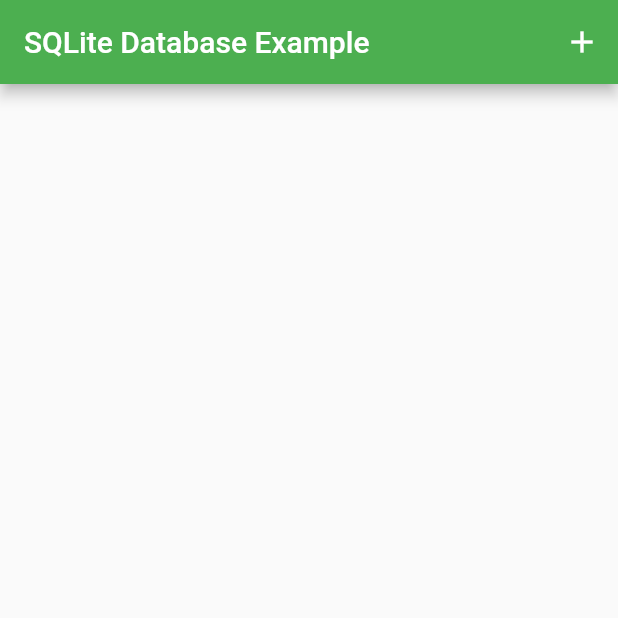
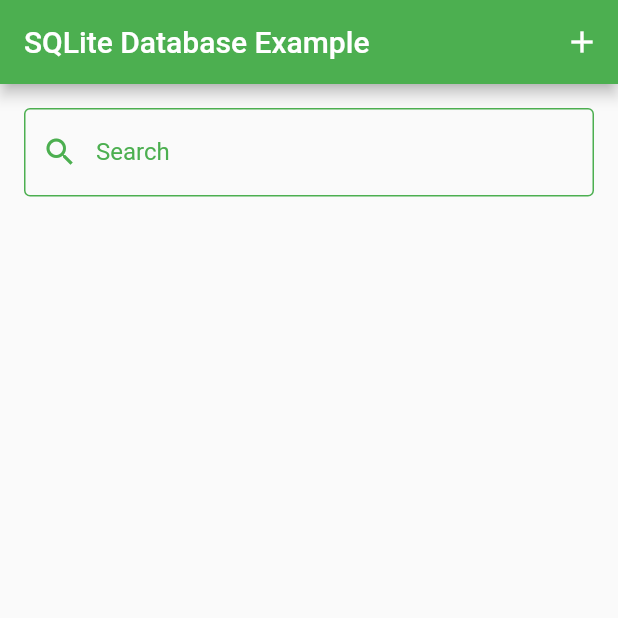
Before and after one commit to Rabee-Omran/SQLite3-Example-flutter, a Flutter app: the screen it shows after launch, on a phone screen of 412 x 824 dp, the top half of it. Run offline on Flutter 3.47's test engine with Material 2 defaults, Android fonts, the phone set to English and light mode, and no system bars; our stand-ins replace sqflite; accounts and stored records are empty.

Commit message:
manage search and filters in ListView

```diff
--- a/lib/pages/home.dart
+++ b/lib/pages/home.dart
@@ -12,7 +12,9 @@ class Home extends StatefulWidget {
 }
 
 class _HomeState extends State<Home> {
-  List<Course> items = new List();
+  TextEditingController teSearch = TextEditingController();
+  List<Map<String, dynamic>> allCourses = [];
+  List<Map<String, dynamic>> items = [];
 
   DbHelper helper;
 
@@ -21,13 +23,35 @@ class _HomeState extends State<Home> {
     helper = DbHelper();
     helper.allCourses().then((courses) {
       setState(() {
-        courses.forEach((course) {
-          items.add(Course.fromMap(course));
-        });
+        allCourses = courses;
+        items = allCourses;
       });
     });
 
     super.initState();
+  }
+
+  void filterSearch(String query) async {
+    // ignore: non_constant_identifier_names
+    List<Map<String, dynamic>> all_courese = allCourses;
+    if (query.isNotEmpty) {
+      List<Map<String, dynamic>> result = [];
+      all_courese.forEach((item) {
+        Course course = Course.fromMap(item);
+        if (course.name.toLowerCase().contains(query.toLowerCase())) {
+          result.add(item);
+        }
+      });
+      setState(() {
+        items = [];
+        items = result;
+      });
+    } else {
+      setState(() {
+        items = [];
+        items = allCourses;
+      });
+    }
   }
 
   @override
@@ -50,10 +74,8 @@ class _HomeState extends State<Home> {
               if (result == 'save') {
                 helper.allCourses().then((courses) {
                   setState(() {
-                    items.clear();
-                    courses.forEach((course) {
-                      items.add(Course.fromMap(course));
-                    });
+                    items = courses;
+
                     showSnackBar("Added Successfuly");
                   });
                 });
@@ -66,21 +88,50 @@ class _HomeState extends State<Home> {
         padding: EdgeInsets.all(16.0),
         child: (items == null)
             ? Center(child: CircularProgressIndicator())
-            : ListView.builder(
+            : Column(
+                children: [
+                  TextField(
+                    decoration: InputDecoration(
+                        prefixIcon: Icon(
+                          Icons.search,
+                          color: Colors.green,
+                        ),
+                        labelText: "Search",
+                        labelStyle: TextStyle(color: Colors.green),
+                        focusedBorder: OutlineInputBorder(
+                          borderSide:
+                              BorderSide(color: Colors.green, width: 1.0),
+                        ),
+                        enabledBorder: OutlineInputBorder(
+                          borderSide:
+                              BorderSide(color: Colors.green, width: 1.0),
+                        ),
+                        hintText: "Search"),
+                    controller: teSearch,
+                    onChanged: (val) {
+                      setState(() {
+                        filterSearch(val);
+                      });
+                    },
+                  ),
+                  Expanded(
+                    child: ListView.builder(
                       itemCount: items.length,
                       itemBuilder: (ctx, index) {
-                  Course course = Course.fromMap(items[index].toMap());
+                        Course course = Course.fromMap(items[index]);
                         return Card(
                           margin: EdgeInsets.all(5),
                           child: ListTile(
                             onTap: () {
                               Navigator.of(context).push(
                                 MaterialPageRoute(
-                            builder: (ctx) => CourseDetails(course: course),
+                                  builder: (ctx) =>
+                                      CourseDetails(course: course),
                                 ),
                               );
                             },
-                      title: Text('${course.name} - ${course.hours} Hours  - ${course.level} '),
+                            title: Text(
+                                '${course.name} - ${course.hours} Hours  - ${course.level} '),
                             subtitle: Text(
                               course.content,
                               style: TextStyle(fontSize: 10),
@@ -103,11 +154,11 @@ class _HomeState extends State<Home> {
 
                                             helper.allCourses().then((courses) {
                                               setState(() {
-                                          items.clear();
-                                          courses.forEach((course) {
-                                            items.add(Course.fromMap(course));
+                                                items = courses;
                                               });
-                                        });
+
+                                              showSnackBar(
+                                                  "Deleted Successfuly");
                                             });
                                           });
                                         },
@@ -119,20 +170,22 @@ class _HomeState extends State<Home> {
                                           ),
                                           onPressed: () async {
                                             String result =
-                                          await Navigator.of(context).push(
+                                                await Navigator.of(context)
+                                                    .push(
                                               MaterialPageRoute(
-                                          builder: (ctx) =>
-                                              CourseUpdate(course: course),
+                                                builder: (ctx) => CourseUpdate(
+                                                    course: course),
                                               ),
                                             );
                                             if (result == 'edit') {
-                                        helper.allCourses().then((courses) {
+                                              helper
+                                                  .allCourses()
+                                                  .then((courses) {
                                                 setState(() {
-                                            items.clear();
-                                            courses.forEach((course) {
-                                              items.add(Course.fromMap(course));
-                                            });
-                                            showSnackBar("Updated Successfuly");
+                                                  items = courses;
+
+                                                  showSnackBar(
+                                                      "Updated Successfuly");
                                                 });
                                               });
                                             }
@@ -147,6 +200,9 @@ class _HomeState extends State<Home> {
                       },
                     ),
                   ),
+                ],
+              ),
+      ),
     );
   }
 }
```
Lines whose indentation alone changed are shown as unchanged.
